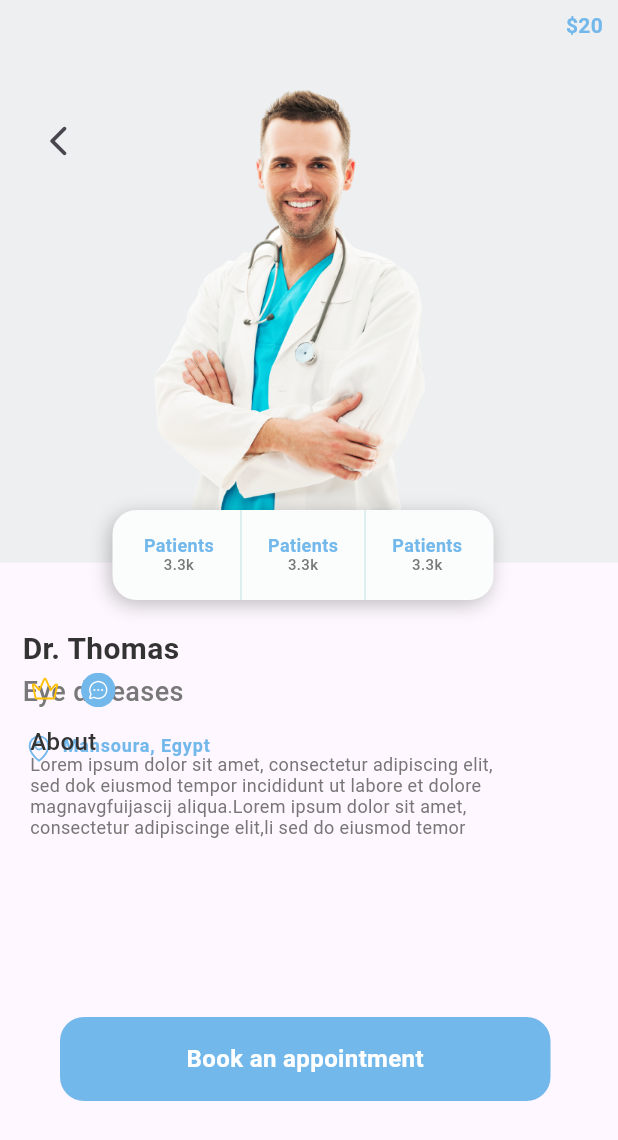
After one commit to nada-elmetwaly/eye_scan, a Flutter app: the DocInfo screen opened directly, on a phone screen of 412 x 824 dp. The commit adds this screen. Shown: the top 1140 px of the screen. Run offline on Flutter 3.47's test engine with Material 3 defaults, Android fonts, the phone set to English and light mode, and no system bars; our stand-ins replace curved_labeled_navigation_bar, emoji_picker_flutter, flutter_rating_bar, font_awesome_flutter, image_picker, intl_phone_field and 4 more; accounts and stored records are empty; Roboto replaces fonts that are missing (Baloo Bhai 2, myfont); project files that could hold a hidden picture were left out.

Commit message:
Create doctor information screen

```diff
--- a/lib/components/custom_doc_search.dart
+++ b/lib/components/custom_doc_search.dart
@@ -2,6 +2,7 @@ import 'package:flutter/cupertino.dart';
 import 'package:flutter/material.dart';
 import 'package:phosphor_flutter/phosphor_flutter.dart';
 
+import '../search_screens/doctor_info_screen.dart';
 import 'custom_rating.dart';
 
 class CustomDocSearch extends StatelessWidget {
@@ -15,6 +16,8 @@ class CustomDocSearch extends StatelessWidget {
   Widget build(BuildContext context) {
     return Padding(
       padding: const EdgeInsets.only(left: 14,bottom: 32),
+      child: GestureDetector(
+        onTap: (){Navigator.push(context, MaterialPageRoute(builder: (context)=>DocInfo()));},
         child: Stack(
           children: [
             Container(
@@ -139,6 +142,7 @@ class CustomDocSearch extends StatelessWidget {
                 ))
           ],
         ),
+      ),
     );
   }
 }
--- /dev/null
+++ b/lib/search_screens/doctor_info_screen.dart
@@ -0,0 +1,343 @@
+import 'package:flutter/material.dart';
+import 'package:phosphor_flutter/phosphor_flutter.dart';
+
+import '../screens/search_screen.dart';
+
+class DocInfo extends StatelessWidget {
+  const DocInfo({super.key});
+
+  @override
+  Widget build(BuildContext context) {
+    return Scaffold(
+      body: Stack(
+        children: [
+          Container(),
+          Container(
+            width: double.infinity,
+            height: 375,
+            decoration: BoxDecoration(color: Color(0xFFEDEFF1)),
+          ),
+          Positioned(
+            left: 100,
+            top: 45,
+            child: Container(
+              width: 203,
+              height: 306,
+              decoration: BoxDecoration(
+                image: DecorationImage(
+                  image: AssetImage('assetes/d2.png'),
+                  fit: BoxFit.cover,
+                ),
+              ),
+            ),
+          ),
+          Positioned(
+            left: 75,
+            top: 340,
+            child: Container(
+              width: 254,
+              height: 60,
+              decoration: ShapeDecoration(
+                  color: Color(0xFFFBFDFD),
+                  shape: RoundedRectangleBorder(
+                    borderRadius: BorderRadius.circular(16),
+                  ),
+                  shadows: [
+                    BoxShadow(
+                      color: Color(0x3F000000),
+                      blurRadius: 10,
+                      offset: Offset(-2, 3),
+                      spreadRadius: 0,
+                    )
+                  ]),
+              child: Row(
+                mainAxisAlignment: MainAxisAlignment.center,
+                children: [
+                  Column(
+                    mainAxisAlignment: MainAxisAlignment.center,
+                    children: [
+                      Text(
+                        'Patients',
+                        textAlign: TextAlign.center,
+                        style: TextStyle(
+                          color: Color(0xFF73B8EB),
+                          fontSize: 12,
+                          fontFamily: 'myfont',
+                          fontWeight: FontWeight.w700,
+                          height: 0,
+                        ),
+                      ),
+                      Text(
+                        '3.3k',
+                        textAlign: TextAlign.center,
+                        style: TextStyle(
+                          color: Color(0xFF787878),
+                          fontSize: 10,
+                          fontFamily: 'Baloo Bhai 2',
+                          fontWeight: FontWeight.w500,
+                          height: 0,
+                        ),
+                      )
+                    ],
+                  ),
+                  SizedBox(
+                    width: 10,
+                  ),
+                  VerticalDivider(
+                    thickness: 1,
+                    color: Color(0x4C75C1C4),
+                  ),
+                  SizedBox(
+                    width: 10,
+                  ),
+                  Column(
+                    mainAxisAlignment: MainAxisAlignment.center,
+                    children: [
+                      Text(
+                        'Patients',
+                        textAlign: TextAlign.center,
+                        style: TextStyle(
+                          color: Color(0xFF73B8EB),
+                          fontSize: 12,
+                          fontFamily: 'myfont',
+                          fontWeight: FontWeight.w700,
+                          height: 0,
+                        ),
+                      ),
+                      Text(
+                        '3.3k',
+                        textAlign: TextAlign.center,
+                        style: TextStyle(
+                          color: Color(0xFF787878),
+                          fontSize: 10,
+                          fontFamily: 'Baloo Bhai 2',
+                          fontWeight: FontWeight.w500,
+                          height: 0,
+                        ),
+                      )
+                    ],
+                  ),
+                  SizedBox(
+                    width: 10,
+                  ),
+                  VerticalDivider(
+                    thickness: 1,
+                    color: Color(0x4C75C1C4),
+                  ),
+                  SizedBox(
+                    width: 10,
+                  ),
+                  Column(
+                    mainAxisAlignment: MainAxisAlignment.center,
+                    children: [
+                      Text(
+                        'Patients',
+                        textAlign: TextAlign.center,
+                        style: TextStyle(
+                          color: Color(0xFF73B8EB),
+                          fontSize: 12,
+                          fontFamily: 'myfont',
+                          fontWeight: FontWeight.w700,
+                          height: 0,
+                        ),
+                      ),
+                      Text(
+                        '3.3k',
+                        textAlign: TextAlign.center,
+                        style: TextStyle(
+                          color: Color(0xFF787878),
+                          fontSize: 10,
+                          fontFamily: 'Baloo Bhai 2',
+                          fontWeight: FontWeight.w500,
+                          height: 0,
+                        ),
+                      )
+                    ],
+                  ),
+                ],
+              ),
+            ),
+          ),
+          Positioned(
+              top: 70, left: 15, child: IconButton(icon:Icon(Icons.arrow_back_ios_new_rounded),onPressed: (){Navigator.push(context, MaterialPageRoute(builder: (context)=>SearchScreen()));},)),
+          Positioned(
+            top: 420,
+            left: 15,
+            child: Text(
+              'Dr. Thomas',
+              textAlign: TextAlign.center,
+              style: TextStyle(
+                color: Color(0xFF333333),
+                fontSize: 20,
+                fontFamily: 'myfont',
+                fontWeight: FontWeight.w700,
+                height: 0,
+              ),
+            ),
+          ),
+          Positioned(
+            top: 450,
+            left: 15,
+            child: Text(
+              'Eye diseases',
+              textAlign: TextAlign.center,
+              style: TextStyle(
+                color: Color(0xFF787878),
+                fontSize: 18,
+                fontFamily: 'myfont',
+                fontWeight: FontWeight.w500,
+                height: 0,
+              ),
+            ),
+          ),
+          Positioned(
+            left: 2,
+            top: 475,
+            child: IconButton(
+              onPressed: () {
+                ;
+              },
+              icon: PhosphorIcon(
+                PhosphorIcons.mapPin(),
+                color: Color(0xFF73B8EB),
+                size: 20,
+              ),
+            ),
+          ),
+          Positioned(
+            left: 40,
+            top: 490,
+            child: Text(
+              'Mansoura, Egypt ',
+              textAlign: TextAlign.center,
+              style: TextStyle(
+                color: Color(0xFF73B8EB),
+                fontSize: 12,
+                fontFamily: 'myfont',
+                fontWeight: FontWeight.w600,
+                height: 0,
+                letterSpacing: 0.56,
+              ),
+            ),
+          ),
+          Positioned(
+              top: 9,
+              right: 10,
+              child: Text(
+                '\$20',
+                style: TextStyle(
+                  color: Color(0xFF73B8EB),
+                  fontSize: 14,
+                  fontFamily: 'myfont',
+                  fontWeight: FontWeight.w700,
+                  height: 0,
+                ),
+              )),
+          Positioned(
+            bottom: 340,
+            left: 6,
+            child: Row(
+              children: [
+                IconButton(
+                  onPressed: () {
+                    ;
+                  },
+                  icon: PhosphorIcon(
+                    PhosphorIcons.crownSimple(),
+                    color: Colors.amber,
+                    size: 20,
+                  ),
+                ),
+                Container(
+                  width:23,
+                  height: 23,
+                  clipBehavior: Clip.antiAlias,
+                  decoration: BoxDecoration(),
+                  child: Stack(children: [
+                    Container(
+                      decoration: ShapeDecoration(
+                        color: Color(0xFF73B8EB),
+                        shape: RoundedRectangleBorder(
+                          borderRadius: BorderRadius.circular(16),
+                        ),
+                      ),
+                    ),
+                    Center(
+                      child: PhosphorIcon(
+                        PhosphorIcons.chatCircleDots(),
+                        color: Colors.white,
+                        size: 15,
+                      ),
+                    ),
+                  ]),
+                )
+              ],
+            ),
+          ),
+          Positioned(
+            bottom: 320,
+            left: 20,
+            child: Text(
+              'About',
+              style: TextStyle(
+                color: Color(0xFF333333),
+                fontSize: 16,
+                fontFamily: 'myfont',
+                fontWeight: FontWeight.w500,
+                height: 0,
+              ),
+            ),
+          ),
+          Positioned(
+            bottom: 250,
+            left: 20,
+            child: SizedBox(
+              width: 327,
+              height: 71,
+              child: Text(
+                'Lorem ipsum dolor sit amet, consectetur adipiscing elit, sed dok eiusmod tempor incididunt ut labore et dolore magnavgfuijascij aliqua.Lorem ipsum dolor sit amet, consectetur adipiscinge elit,li sed do eiusmod temor',
+                style: TextStyle(
+                  color: Color(0xFF787676),
+                  fontSize: 12,
+                  fontFamily: 'myfont',
+                  fontWeight: FontWeight.w400,
+                  height: 0,
+                ),
+              ),
+            ),
+          ),
+          Positioned(
+            bottom: 90,
+            left: 40,
+            child: GestureDetector(
+              onTap: (){},
+              child: Container(
+                width: 327,
+                height: 56,
+                decoration: ShapeDecoration(
+                  color: Color(0xFF73B8EB),
+                  shape: RoundedRectangleBorder(
+                    borderRadius: BorderRadius.circular(16),
+                  ),
+                ),
+                child: Center(
+                  child: Text(
+                    'Book an appointment',
+                    textAlign: TextAlign.center,
+                    style: TextStyle(
+                      color: Colors.white,
+                      fontSize: 16,
+                      fontFamily: 'myfont',
+                      fontWeight: FontWeight.w700,
+                      height: 0,
+                    ),
+                  ),
+                ),
+              ),
+            ),
+          )
+        ],
+      ),
+    );
+  }
+}
```
Lines whose indentation alone changed are shown as unchanged.
